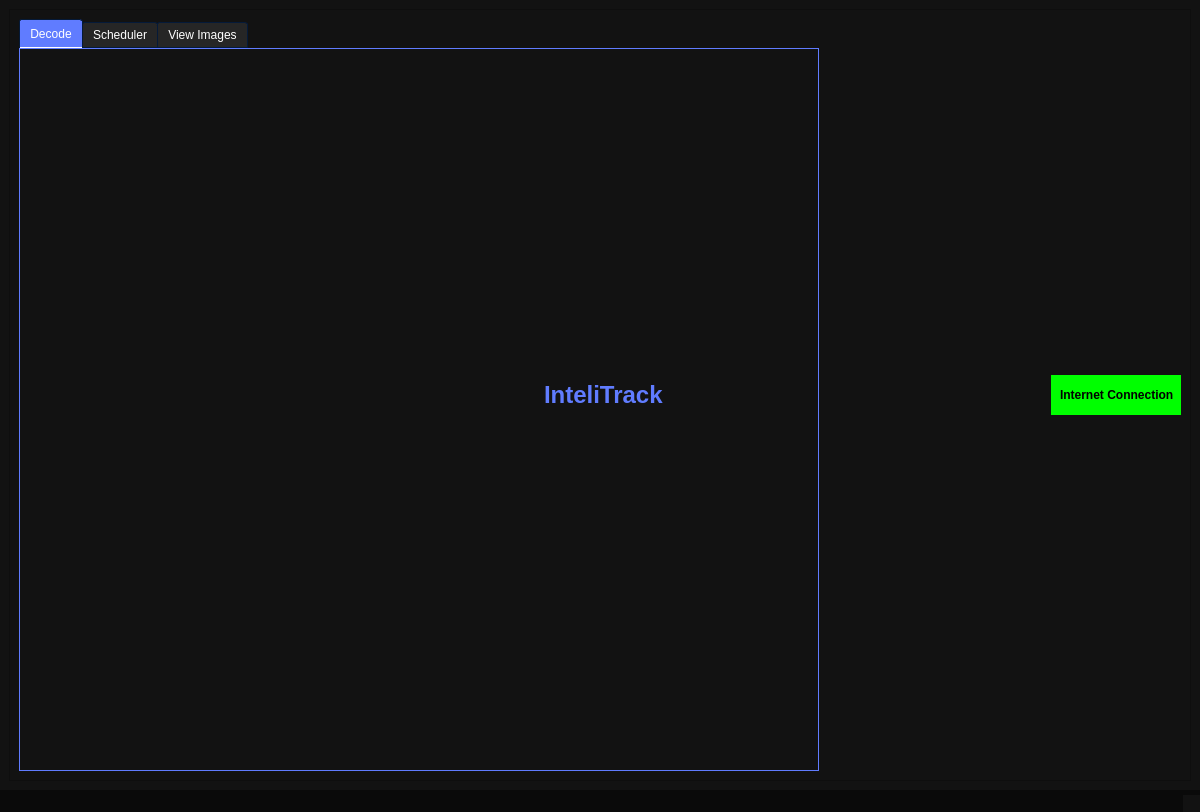
The window that Senior-Design/mainwindow.ui (JamesOstrowski21/Senior_Design-) describes before a commit, drawn with Qt 5.
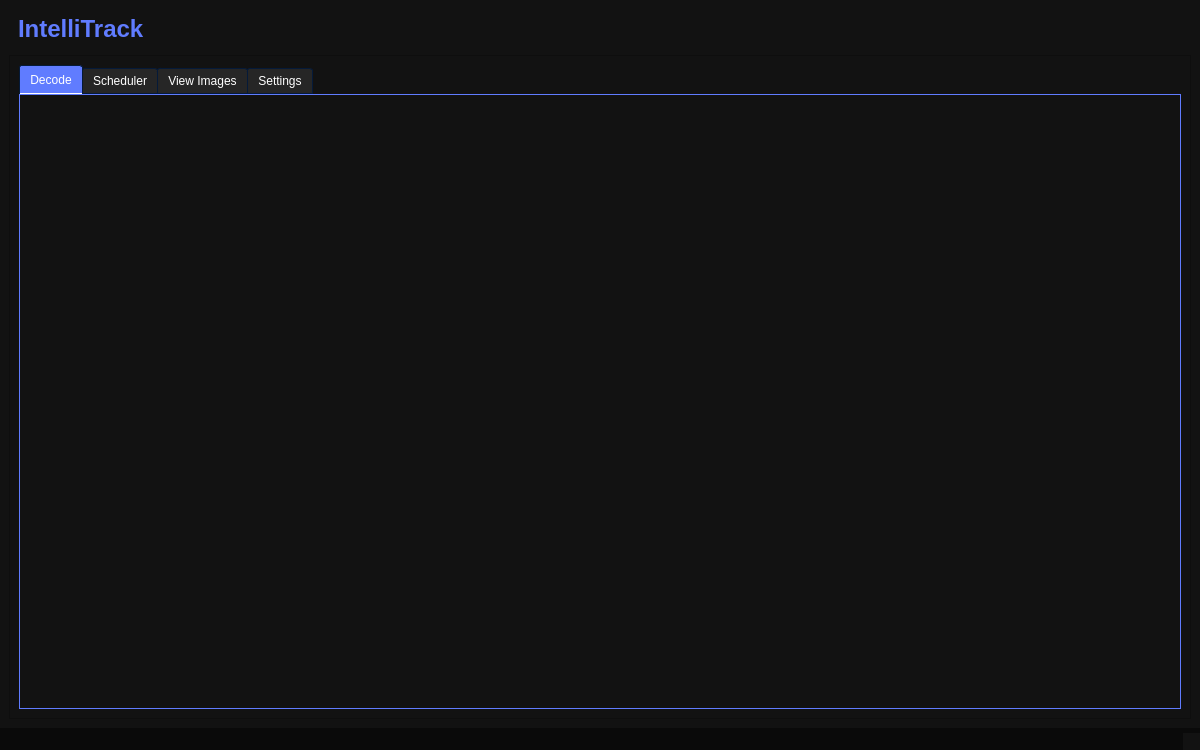
The same window after the commit. The open tabs and pages were chosen to show the change. Icons and pictures are not drawn.

Commit message: add settings tab

What changed in the file:
```diff
--- a/Senior-Design/mainwindow.ui
+++ b/Senior-Design/mainwindow.ui
@@ -7,7 +7,7 @@
     <x>0</x>
     <y>0</y>
     <width>1200</width>
-    <height>812</height>
+    <height>750</height>
    </rect>
   </property>
   <property name="minimumSize">
@@ -1204,6 +1204,19 @@
   </property>
   <widget class="QWidget" name="centralwidget">
    <layout class="QVBoxLayout" name="verticalLayout_2">
+    <item>
+     <widget class="QLabel" name="application_title">
+      <property name="minimumSize">
+       <size>
+        <width>600</width>
+        <height>40</height>
+       </size>
+      </property>
+      <property name="text">
+       <string>IntelliTrack</string>
+      </property>
+     </widget>
+    </item>
     <item>
      <layout class="QVBoxLayout" name="verticalLayout">
       <item>
@@ -1223,6 +1236,9 @@
         <layout class="QHBoxLayout" name="horizontalLayout_2">
          <item>
           <widget class="QTabWidget" name="tabWidget">
+           <property name="enabled">
+            <bool>true</bool>
+           </property>
            <property name="minimumSize">
             <size>
              <width>800</width>
@@ -1247,59 +1263,11 @@
              <string>View Images</string>
             </attribute>
            </widget>
-          </widget>
-         </item>
-         <item alignment="Qt::AlignLeft|Qt::AlignVCenter">
-          <widget class="QLabel" name="application_title">
-           <property name="minimumSize">
-            <size>
-             <width>600</width>
-             <height>40</height>
-            </size>
-           </property>
-           <property name="text">
-            <string>InteliTrack</string>
-           </property>
-          </widget>
-         </item>
-         <item alignment="Qt::AlignHCenter">
-          <widget class="QWidget" name="internet_widget" native="true">
-           <property name="minimumSize">
-            <size>
-             <width>130</width>
-             <height>35</height>
-            </size>
-           </property>
-           <property name="maximumSize">
-            <size>
-             <width>200</width>
-             <height>40</height>
-            </size>
-           </property>
-           <property name="toolTip">
-            <string extracomment="This is your internet status (Green) = good, (Red) = no connection"/>
-           </property>
-           <layout class="QGridLayout" name="gridLayout">
-            <item row="0" column="0">
-             <widget class="QLabel" name="internet_text">
-              <property name="minimumSize">
-               <size>
-                <width>115</width>
-                <height>0</height>
-               </size>
-              </property>
-              <property name="maximumSize">
-               <size>
-                <width>110</width>
-                <height>50</height>
-               </size>
-              </property>
-              <property name="text">
-               <string>Internet Connection</string>
-              </property>
-             </widget>
-            </item>
-           </layout>
+           <widget class="QWidget" name="settings_page">
+            <attribute name="title">
+             <string>Settings</string>
+            </attribute>
+           </widget>
           </widget>
          </item>
         </layout>
```
Left out of the diff: 2 changed lines with no effect on the pictures.
